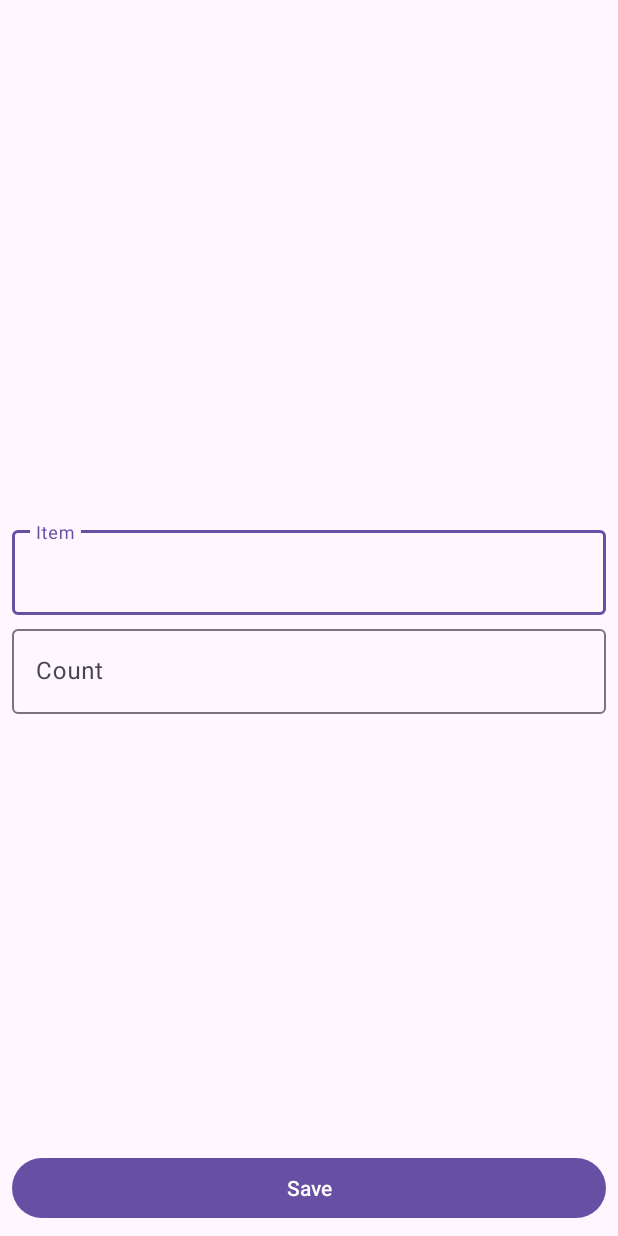
After one commit to VladislavNuriev/ShoppingList, an Android app: the layout fragment_shop_item.xml on its own in the app's theme, with its tools: preview values and no code run, on a phone screen of 412 x 824 dp. The commit adds this screen. Run offline under Robolectric (Android 15) with nearby library versions, the phone set to English and light mode, and no system bars.

Commit message:
ShopItemFragment created

```diff
--- a/app/src/main/java/com/example/shoppinglist/presentation/MainActivity.kt
+++ b/app/src/main/java/com/example/shoppinglist/presentation/MainActivity.kt
@@ -22,7 +22,7 @@ class MainActivity : AppCompatActivity() {
         super.onCreate(savedInstanceState)
         enableEdgeToEdge()
         setContentView(R.layout.activity_main)
-        ViewCompat.setOnApplyWindowInsetsListener(findViewById(R.id.main)) { v, insets ->
+        ViewCompat.setOnApplyWindowInsetsListener(findViewById(R.id.shop_item_container)) { v, insets ->
             val systemBars = insets.getInsets(WindowInsetsCompat.Type.systemBars())
             v.setPadding(systemBars.left, systemBars.top, systemBars.right, systemBars.bottom)
             insets
--- a/app/src/main/res/layout/activity_main.xml
+++ b/app/src/main/res/layout/activity_main.xml
@@ -2,7 +2,7 @@
 <androidx.constraintlayout.widget.ConstraintLayout xmlns:android="http://schemas.android.com/apk/res/android"
     xmlns:app="http://schemas.android.com/apk/res-auto"
     xmlns:tools="http://schemas.android.com/tools"
-    android:id="@+id/main"
+    android:id="@+id/shop_item_container"
     android:layout_width="match_parent"
     android:layout_height="match_parent"
     tools:context=".presentation.MainActivity">
--- /dev/null
+++ b/app/src/main/res/layout/fragment_shop_item.xml
@@ -0,0 +1,63 @@
+<?xml version="1.0" encoding="utf-8"?>
+<androidx.constraintlayout.widget.ConstraintLayout xmlns:android="http://schemas.android.com/apk/res/android"
+    xmlns:app="http://schemas.android.com/apk/res-auto"
+    xmlns:tools="http://schemas.android.com/tools"
+    android:id="@+id/shop_item_container"
+    android:layout_width="match_parent"
+    android:layout_height="match_parent"
+    tools:context=".presentation.ShopItemFragment">
+
+
+    <com.google.android.material.textfield.TextInputLayout
+        android:id="@+id/textInputName"
+        android:layout_width="match_parent"
+        android:layout_height="wrap_content"
+        android:layout_marginStart="8dp"
+        android:layout_marginEnd="8dp"
+        android:layout_marginBottom="4dp"
+        app:layout_constraintBottom_toTopOf="@id/textInputCount"
+        app:layout_constraintEnd_toEndOf="parent"
+        app:layout_constraintStart_toStartOf="parent"
+        app:layout_constraintTop_toTopOf="parent"
+        app:layout_constraintVertical_chainStyle="packed">
+
+        <com.google.android.material.textfield.TextInputEditText
+            android:id="@+id/editTextName"
+            android:layout_width="match_parent"
+            android:layout_height="wrap_content"
+            android:hint="Item"
+            android:inputType="textCapWords" />
+    </com.google.android.material.textfield.TextInputLayout>
+
+    <com.google.android.material.textfield.TextInputLayout
+        android:id="@+id/textInputCount"
+        android:layout_width="match_parent"
+        android:layout_height="wrap_content"
+        android:layout_marginEnd="8dp"
+        android:layout_marginStart="8dp"
+        app:layout_constraintBottom_toBottomOf="parent"
+        app:layout_constraintEnd_toEndOf="parent"
+        app:layout_constraintStart_toStartOf="parent"
+        app:layout_constraintTop_toBottomOf="@id/textInputName">
+
+        <com.google.android.material.textfield.TextInputEditText
+            android:id="@+id/editTextCount"
+            android:layout_width="match_parent"
+            android:layout_height="wrap_content"
+            android:hint="Count"
+            android:inputType="number" />
+    </com.google.android.material.textfield.TextInputLayout>
+
+    <Button
+        android:id="@+id/buttonSave"
+        android:layout_width="match_parent"
+        android:layout_height="wrap_content"
+        android:layout_marginStart="8dp"
+        android:layout_marginEnd="8dp"
+        android:layout_marginBottom="8dp"
+        android:text="Save"
+        app:layout_constraintBottom_toBottomOf="parent"
+        app:layout_constraintEnd_toEndOf="parent"
+        app:layout_constraintStart_toStartOf="parent" />
+
+</androidx.constraintlayout.widget.ConstraintLayout>
```
Also changed, not shown: app/src/main/java/com/example/shoppinglist/presentation/ShopItemActivity.kt (+9 -75 lines), app/src/main/java/com/example/shoppinglist/presentation/ShopItemFragment.kt (added, +154 -0 lines), app/src/main/res/layout/activity_shop_item.xml (+4 -58 lines).
